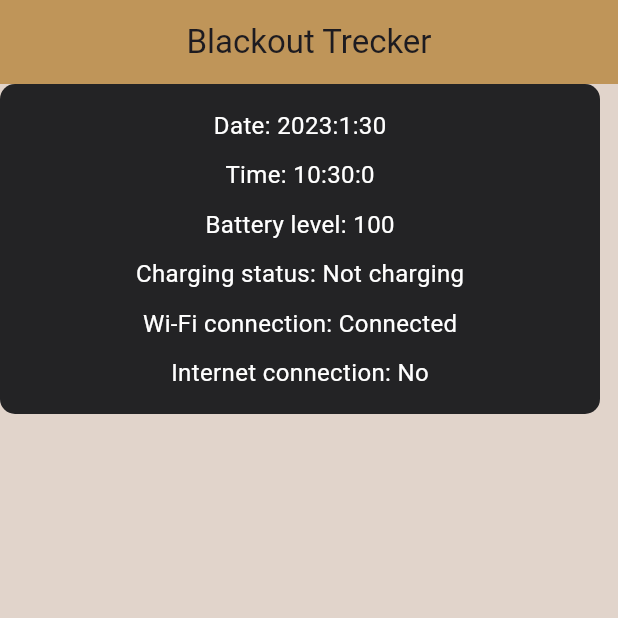
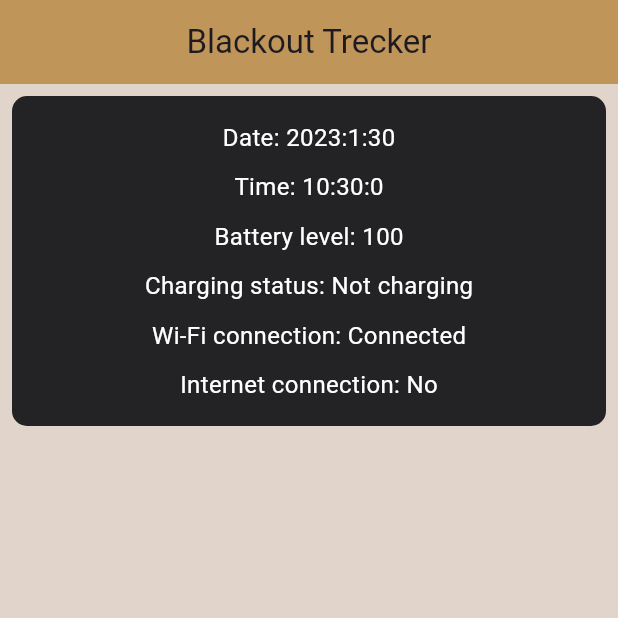
Before and after one commit to Maks-Kyrychok/blackout_tracker, a Flutter app: the screen it shows after launch, on a phone screen of 412 x 824 dp, the top half of it. Run offline on Flutter 3.47's test engine with Material 2 defaults, Android fonts, the phone set to English and light mode, and no system bars; our stand-ins replace battery_plus, connectivity_plus, shared_preferences.

Commit message:
Some changes in UI

```diff
--- a/lib/presentation/blackout_trecker_screen.dart
+++ b/lib/presentation/blackout_trecker_screen.dart
@@ -11,10 +11,14 @@ class BlackoutTreckerScreen extends StatelessWidget {
         title: const Text('Blackout Trecker'),
         centerTitle: true,
       ),
-      body: Column(children: const [
-
-        BlackoutCheckWidget(),
-      ]),
+      body: Center(
+        child: Padding(
+          padding: const EdgeInsets.all(8.0),
+          child: Column(children: const [
+            BlackoutCheckWidget(),
+          ]),
+        ),
+      ),
     );
   }
 }
```
